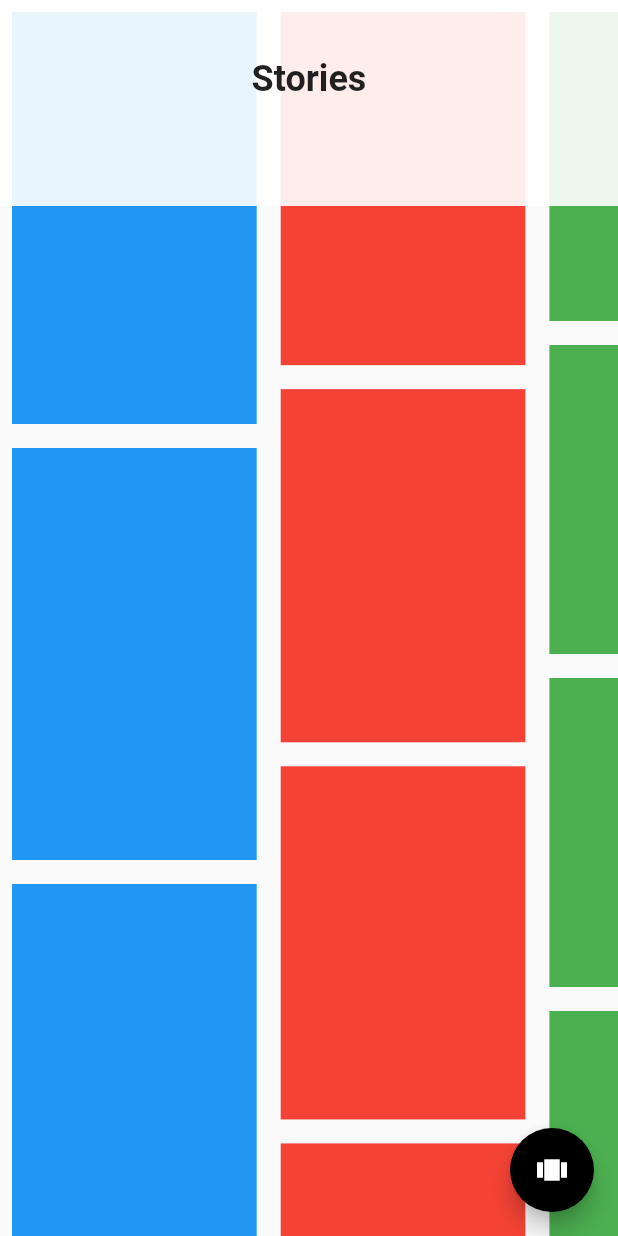
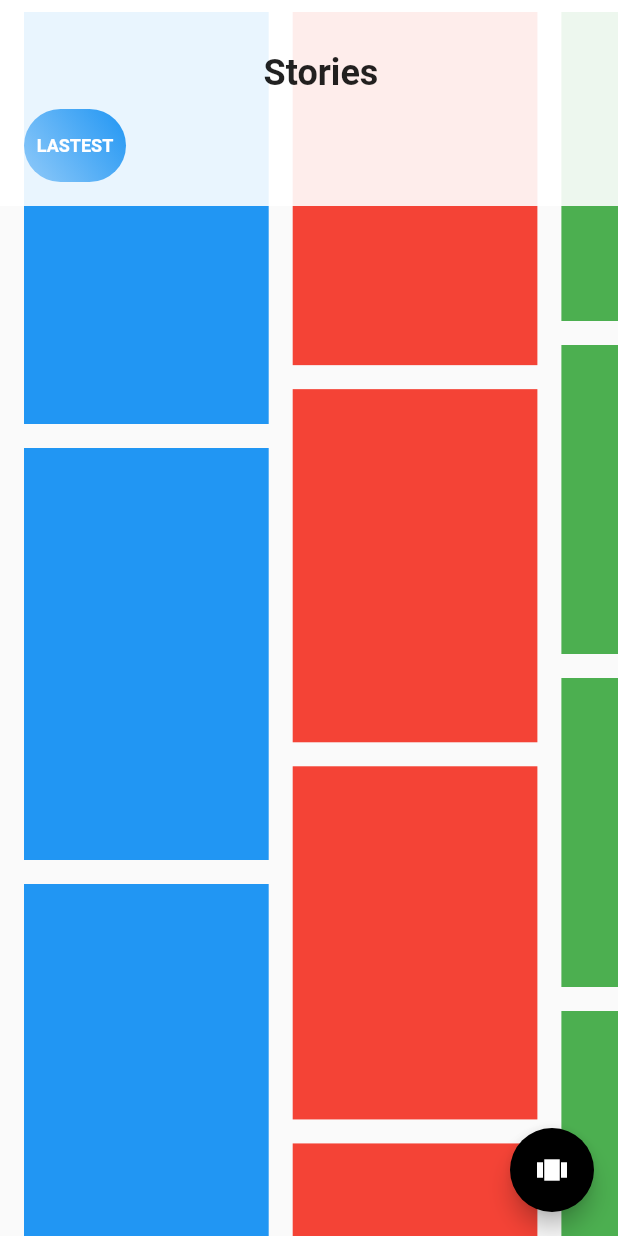
Before and after one commit to JAICHANGPARK/flutter_notebook_the_third_story, a Flutter app: the screen it shows after launch, on a phone screen of 412 x 824 dp. Run offline on Flutter 3.47's test engine with Material 2 defaults, Android fonts, the phone set to English and light mode, and no system bars; our stand-ins replace badges, dotted_border, fl_chart, google_fonts, page_transition, percent_indicator.

Commit message:
Update main_page.dart

```diff
--- a/lib/news_feed/main_page.dart
+++ b/lib/news_feed/main_page.dart
@@ -24,7 +24,7 @@ class _MainPageState extends State<MainPage> {
         overflow: Overflow.visible,
         children: <Widget>[
           Positioned(
-            left: 0,
+            left: 8,
             right: 0,
             top: 0,
             bottom: 0,
@@ -87,7 +87,8 @@ class _MainPageState extends State<MainPage> {
             right: 0,
             top: 0,
             child: Container(
-              padding: EdgeInsets.only(top: 24),
+              padding: EdgeInsets.only(top: 24, bottom: 16, left: 16),
+
               height: MediaQuery.of(context).size.height / 6,
               decoration: BoxDecoration(
                 color: Colors.white.withOpacity(0.9),
@@ -110,7 +111,27 @@ class _MainPageState extends State<MainPage> {
                   Expanded(
                     child: ListView(
                       scrollDirection: Axis.horizontal,
-                      children: <Widget>[],
+                      children: <Widget>[
+                        Container(height: 28,
+                        width: 68,
+                        decoration: BoxDecoration(
+                          color: Colors.blue,
+                          borderRadius: BorderRadius.circular(32),
+                          gradient: LinearGradient(
+                            colors: [
+                              Colors.blue,
+                              Colors.blue[200]
+                            ],
+                            begin: Alignment.topRight,
+                            end: Alignment.bottomLeft,
+                          )
+                        ),
+                        child: Center(child: Text("LASTEST",style: TextStyle(
+                          color: Colors.white,
+                          fontWeight: FontWeight.bold,
+                          fontSize: 12
+                        ),)),)
+                      ],
                     ),
                   )
                 ],
```
